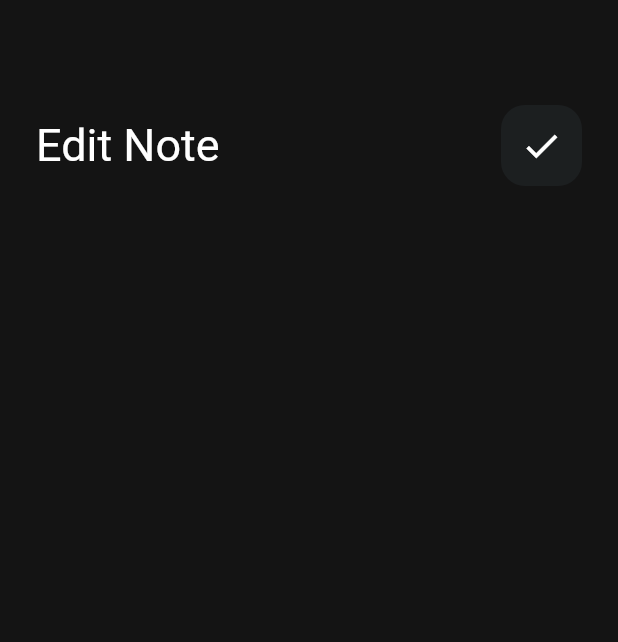
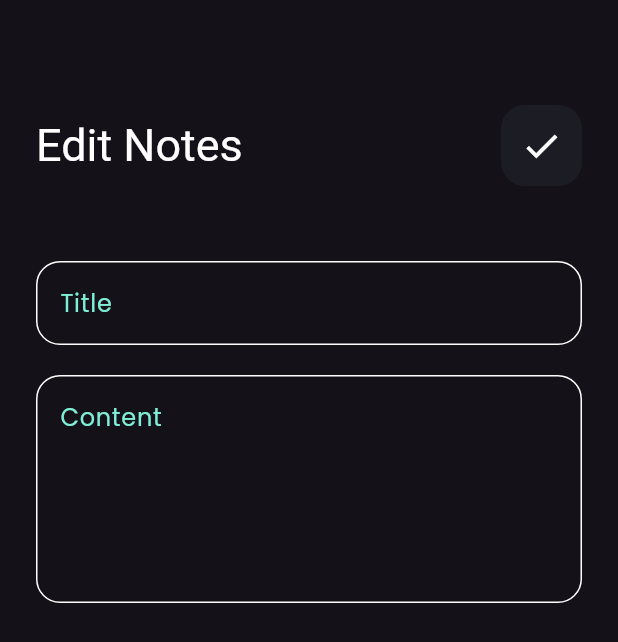
Before and after one commit to yaraFarouk/Notes_App, a Flutter app: the screen it shows after launch, after a tap on "Flutter Tips", on a phone screen of 412 x 824 dp. Shown: the top 642 px of the screen. Run offline on Flutter 3.47's test engine with Material 3 defaults, Android fonts, the phone set to English and light mode, and no system bars; our stand-ins replace font_awesome_flutter.

Commit message:
add edit notes view body

```diff
--- a/lib/main.dart
+++ b/lib/main.dart
@@ -11,8 +11,12 @@ class NotesApp extends StatelessWidget {
   @override
   Widget build(BuildContext context) {
     return MaterialApp(
-      theme: ThemeData(brightness: Brightness.dark, fontFamily: 'Poppins'),
-      home: const NotesView(),
+      theme: ThemeData(
+        brightness: Brightness.dark,
+        fontFamily: 'Poppins',
+        visualDensity: VisualDensity.adaptivePlatformDensity,
+      ),
+      home: NotesView(),
     );
   }
 }
--- a/lib/views/edit_note_view.dart
+++ b/lib/views/edit_note_view.dart
@@ -6,6 +6,6 @@ class EditNoteView extends StatelessWidget {
 
   @override
   Widget build(BuildContext context) {
-    return const EditNoteViewBody();
+    return const EditNotesViewBody();
   }
 }
--- a/lib/views/widgets/edit_note_view_body.dart
+++ b/lib/views/widgets/edit_note_view_body.dart
@@ -1,22 +1,39 @@
 import 'package:flutter/material.dart';
 import 'package:notes_app/views/widgets/custom_app_bar.dart';
+import 'package:notes_app/views/widgets/cutom_field.dart';
 
-class EditNoteViewBody extends StatelessWidget {
-  const EditNoteViewBody({super.key});
+class EditNotesViewBody extends StatelessWidget {
+  const EditNotesViewBody({super.key});
 
   @override
   Widget build(BuildContext context) {
-    return Container(
-      color: const Color(0xff141414),
-      child: const Padding(
-        padding: EdgeInsets.symmetric(horizontal: 24),
-        child: Column(
-          children: [
-            SizedBox(
-              height: 70,
-            ),
-            CustomAppBar(title: 'Edit Note', icon: Icons.check)
-          ],
+    return const Scaffold(
+      body: SingleChildScrollView(
+        child: Padding(
+          padding: EdgeInsets.symmetric(horizontal: 24),
+          child: Column(
+            children: [
+              SizedBox(height: 70),
+              CustomAppBar(
+                title: 'Edit Notes',
+                icon: Icons.check,
+              ),
+              SizedBox(height: 50),
+              Material(
+                child: CustomTextField(
+                  hint: 'Title',
+                  maxlines: 1,
+                ),
+              ),
+              SizedBox(height: 20),
+              Material(
+                child: CustomTextField(
+                  hint: 'Content',
+                  maxlines: 5,
+                ),
+              ),
+            ],
+          ),
         ),
       ),
     );
--- a/lib/views/widgets/notes_view_body.dart
+++ b/lib/views/widgets/notes_view_body.dart
@@ -18,6 +18,9 @@ class NotesViewBody extends StatelessWidget {
             title: 'Notes',
             icon: Icons.search,
           ),
+          SizedBox(
+            height: 20,
+          ),
           Expanded(child: NotesListView())
         ],
       ),
```
